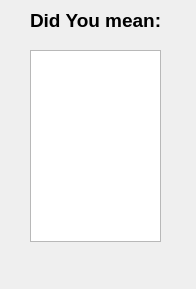
This is Word_Frequently_Counter/form.ui in aseelgamaal/Word-Frequently-Counter as Qt 5 draws it before an edit. The edited form follows.
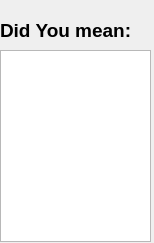
This is the edited form.

The edit to the form file:
```diff
--- a/Word_Frequently_Counter/form.ui
+++ b/Word_Frequently_Counter/form.ui
@@ -6,8 +6,8 @@
    <rect>
     <x>0</x>
     <y>0</y>
-    <width>196</width>
-    <height>289</height>
+    <width>154</width>
+    <height>243</height>
    </rect>
   </property>
   <property name="windowTitle">
@@ -16,8 +16,8 @@
   <widget class="QLabel" name="label">
    <property name="geometry">
     <rect>
-     <x>30</x>
-     <y>10</y>
+     <x>0</x>
+     <y>20</y>
      <width>161</width>
      <height>20</height>
     </rect>
@@ -53,9 +53,9 @@
   <widget class="QListView" name="listView">
    <property name="geometry">
     <rect>
-     <x>30</x>
+     <x>0</x>
      <y>50</y>
-     <width>131</width>
+     <width>151</width>
      <height>192</height>
     </rect>
    </property>
```
